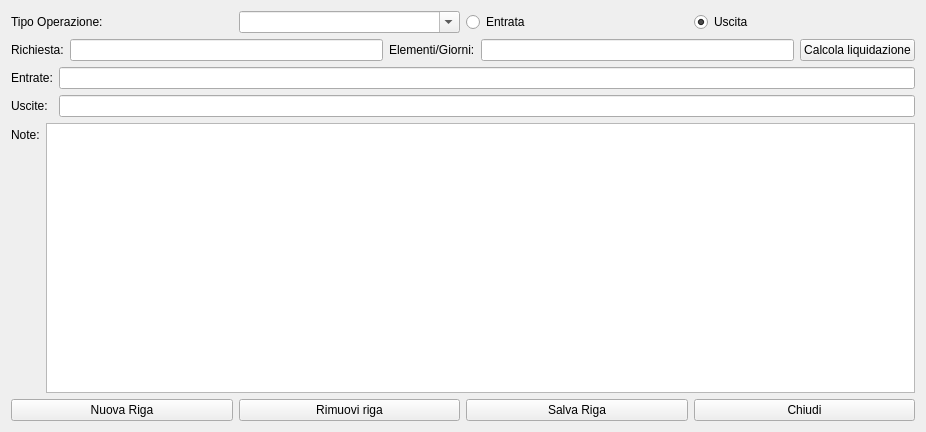
Before: the Qt Designer form cnuovarigaregistrazione.ui in fblabs/cimiapp2, drawn with Qt 5.
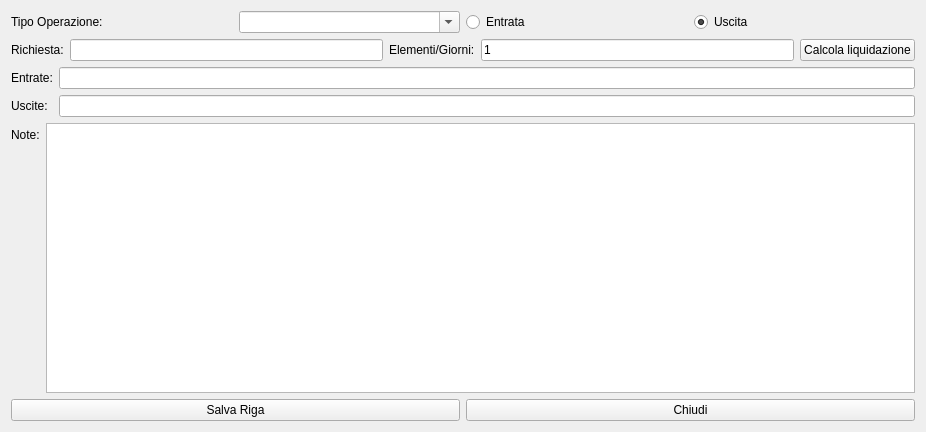
After: the same form once the commit is applied. Icons and pictures are not drawn.

```diff
--- a/cnuovarigaregistrazione.ui
+++ b/cnuovarigaregistrazione.ui
@@ -79,7 +79,11 @@
       </widget>
      </item>
      <item>
-      <widget class="QLineEdit" name="leElementi"/>
+      <widget class="QLineEdit" name="leElementi">
+       <property name="text">
+        <string>1</string>
+       </property>
+      </widget>
      </item>
      <item>
       <widget class="QPushButton" name="pbCalc">
@@ -134,40 +138,6 @@
    </item>
    <item>
     <layout class="QHBoxLayout" name="horizontalLayout_4">
-     <item>
-      <widget class="QPushButton" name="pushButton_3">
-       <property name="text">
-        <string>Nuova Riga</string>
-       </property>
-       <property name="icon">
-        <iconset resource="graphics.qrc">
-         <normaloff>:/Resources/Plus.PNG</normaloff>:/Resources/Plus.PNG</iconset>
-       </property>
-       <property name="iconSize">
-        <size>
-         <width>32</width>
-         <height>32</height>
-        </size>
-       </property>
-      </widget>
-     </item>
-     <item>
-      <widget class="QPushButton" name="pushButton_4">
-       <property name="text">
-        <string>Rimuovi riga</string>
-       </property>
-       <property name="icon">
-        <iconset resource="graphics.qrc">
-         <normaloff>:/Resources/Minus.PNG</normaloff>:/Resources/Minus.PNG</iconset>
-       </property>
-       <property name="iconSize">
-        <size>
-         <width>32</width>
-         <height>32</height>
-        </size>
-       </property>
-      </widget>
-     </item>
      <item>
       <widget class="QPushButton" name="pushButton">
        <property name="text">
```
Left out of the diff: 2 changed lines with no effect on the pictures.
